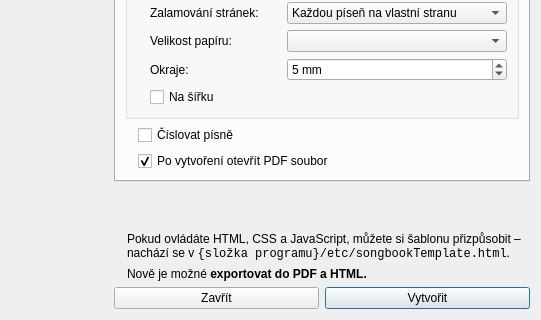
CZDanol/StrawLumen, file src/importexport/documentgenerationdialog.ui: the form before one commit; both pictures show x 455 to 996 and y 298 to 618 of the 996 by 618 pixel window.
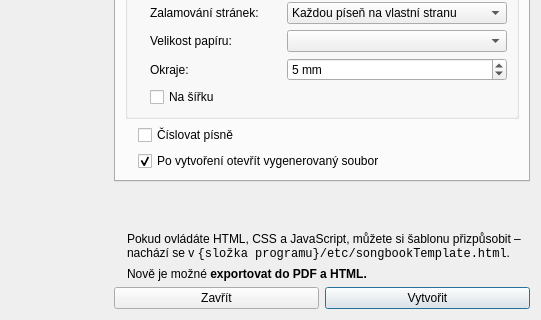
The form after the commit. Icons and pictures are not drawn. Custom widgets are drawn as their Qt base class.

Patch:
```diff
--- a/src/importexport/documentgenerationdialog.ui
+++ b/src/importexport/documentgenerationdialog.ui
@@ -465,7 +465,7 @@
                </sizepolicy>
               </property>
               <property name="text">
-               <string>Po vytvoření otevřít PDF soubor</string>
+               <string>Po vytvoření otevřít vygenerovaný soubor</string>
               </property>
               <property name="checked">
                <bool>true</bool>
```
